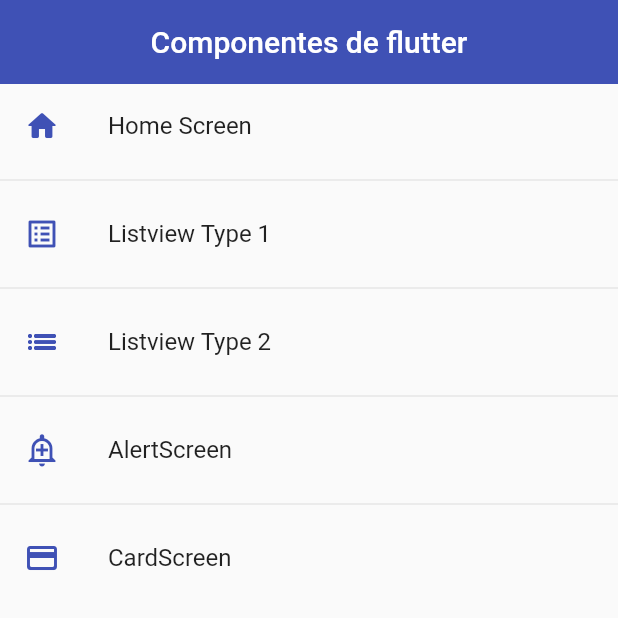
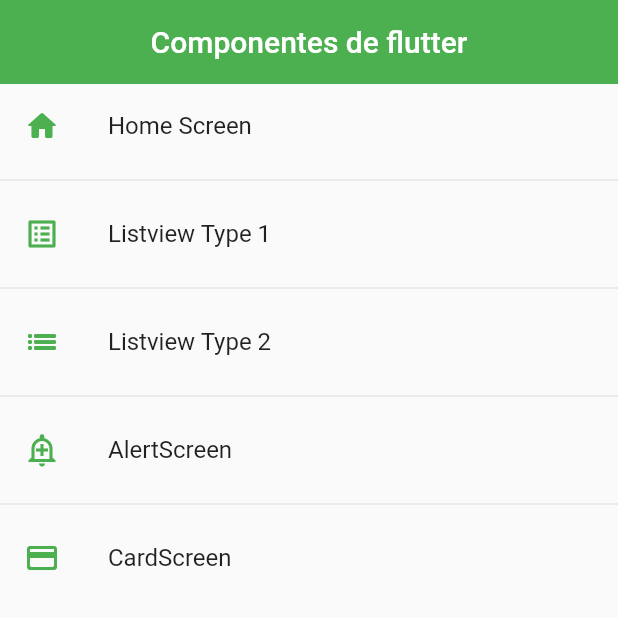
Before and after one commit to SrDaviid/First-project-flutter, a Flutter app: the screen it shows after launch, on a phone screen of 412 x 824 dp, the top half of it. Run offline on Flutter 3.47's test engine with Material 2 defaults, Android fonts, the phone set to English and light mode, and no system bars.

Commit message:
create folder app_theme and implement themes files

```diff
--- a/lib/main.dart
+++ b/lib/main.dart
@@ -1,5 +1,6 @@
 import 'package:flutter/material.dart';
 
+import 'package:fl_components/themes/app_theme.dart';
 import 'package:fl_components/router/app_routes.dart';
 
 void main() => runApp(const MyApp());
@@ -16,12 +17,6 @@ class MyApp extends StatelessWidget {
         initialRoute: AppRoutes.initialRoute,
         routes: AppRoutes.getAppRoutes(),
         onGenerateRoute: AppRoutes.onGenerateRoute,
-      theme: ThemeData.light().copyWith(
-          //Primary color
-          primaryColor: Colors.red,
-
-          //Appbar color
-          appBarTheme: const AppBarTheme(color: Colors.indigo, elevation: 0)),
-    );
+        theme: AppTheme.lightTheme);
   }
 }
--- a/lib/screens/home_screen.dart
+++ b/lib/screens/home_screen.dart
@@ -1,5 +1,7 @@
+import 'package:flutter/material.dart';
+
 import 'package:fl_components/router/app_routes.dart';
-import 'package:flutter/material.dart';
+import 'package:fl_components/themes/app_theme.dart';
 
 class HomeScreen extends StatelessWidget {
   const HomeScreen({Key? key}) : super(key: key);
@@ -15,7 +17,7 @@ class HomeScreen extends StatelessWidget {
           itemBuilder: (context, index) => ListTile(
                 title: Text(AppRoutes.menuOptions[index].name),
                 leading: Icon(AppRoutes.menuOptions[index].icon,
-                    color: Colors.indigo),
+                    color: AppTheme.primary),
                 onTap: () {
                   //Con este metodo puedes colocar la ruta directamente
                   Navigator.pushNamed(
--- /dev/null
+++ b/lib/themes/app_theme.dart
@@ -0,0 +1,13 @@
+import 'package:flutter/material.dart';
+
+class AppTheme {
+  static const Color primary = Colors.green;
+
+  static final ThemeData lightTheme = ThemeData.light().copyWith(
+
+      // Primary color
+      primaryColor: Colors.red,
+
+      //Appbar Theme
+      appBarTheme: const AppBarTheme(color: primary, elevation: 0));
+}
```
Lines whose indentation alone changed are shown as unchanged.
